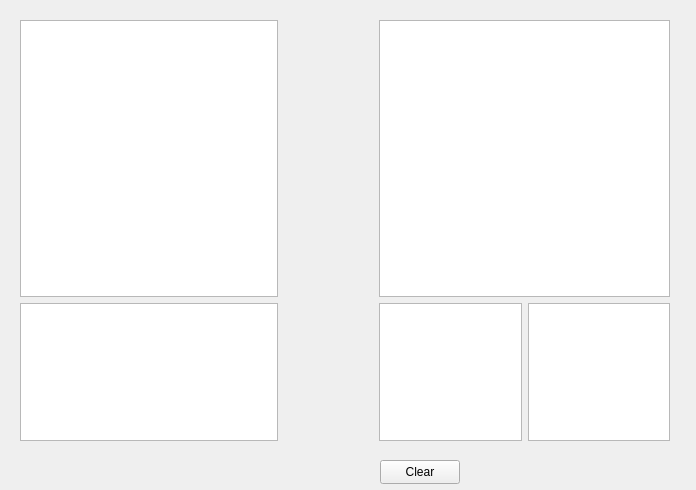
Above: mainwindow.ui from Leomer/QtApp before the change. Below: the same form after it.
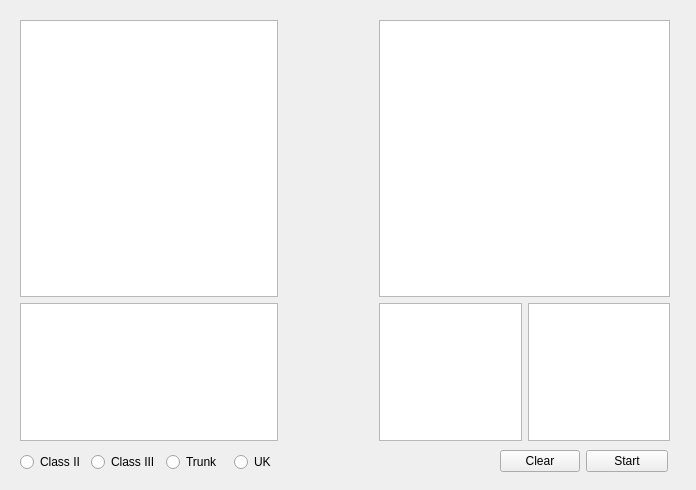
That is the form after the change.

Patch:
```diff
--- a/mainwindow.ui
+++ b/mainwindow.ui
@@ -110,18 +110,71 @@
      </item>
     </layout>
    </widget>
-   <widget class="QPushButton" name="btnClear">
+   <widget class="QWidget" name="layoutWidget">
     <property name="geometry">
      <rect>
-      <x>380</x>
-      <y>460</y>
-      <width>80</width>
+      <x>500</x>
+      <y>450</y>
+      <width>168</width>
+      <height>26</height>
+     </rect>
+    </property>
+    <layout class="QFormLayout" name="formLayout">
+     <item row="0" column="0">
+      <widget class="QPushButton" name="btnClear">
+       <property name="text">
+        <string>Clear</string>
+       </property>
+      </widget>
+     </item>
+     <item row="0" column="1">
+      <widget class="QPushButton" name="btnStart">
+       <property name="text">
+        <string>Start</string>
+       </property>
+      </widget>
+     </item>
+    </layout>
+   </widget>
+   <widget class="QWidget" name="">
+    <property name="geometry">
+     <rect>
+      <x>20</x>
+      <y>450</y>
+      <width>276</width>
       <height>24</height>
      </rect>
     </property>
-    <property name="text">
-     <string>Clear</string>
-    </property>
+    <layout class="QHBoxLayout" name="horizontalLayout_2">
+     <item>
+      <widget class="QRadioButton" name="rbClass2">
+       <property name="text">
+        <string>Class II</string>
+       </property>
+      </widget>
+     </item>
+     <item>
+      <widget class="QRadioButton" name="rbClass3">
+       <property name="text">
+        <string>Class III</string>
+       </property>
+      </widget>
+     </item>
+     <item>
+      <widget class="QRadioButton" name="rbTrunk">
+       <property name="text">
+        <string>Trunk</string>
+       </property>
+      </widget>
+     </item>
+     <item>
+      <widget class="QRadioButton" name="rbUk">
+       <property name="text">
+        <string>UK</string>
+       </property>
+      </widget>
+     </item>
+    </layout>
    </widget>
   </widget>
  </widget>
```
